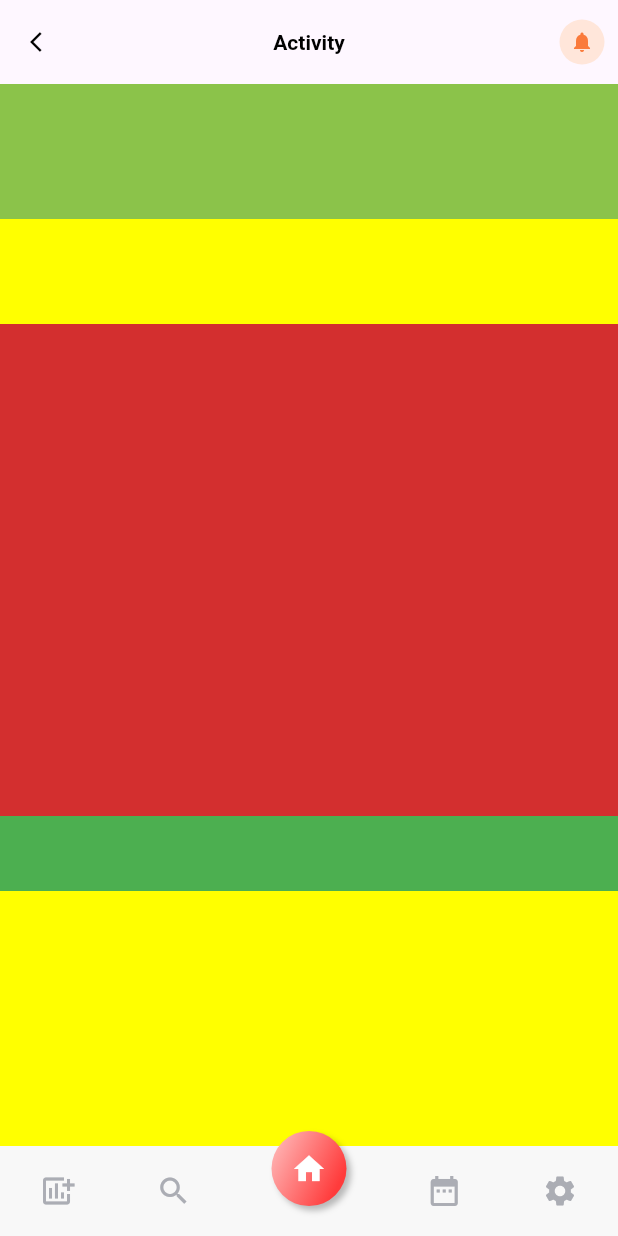
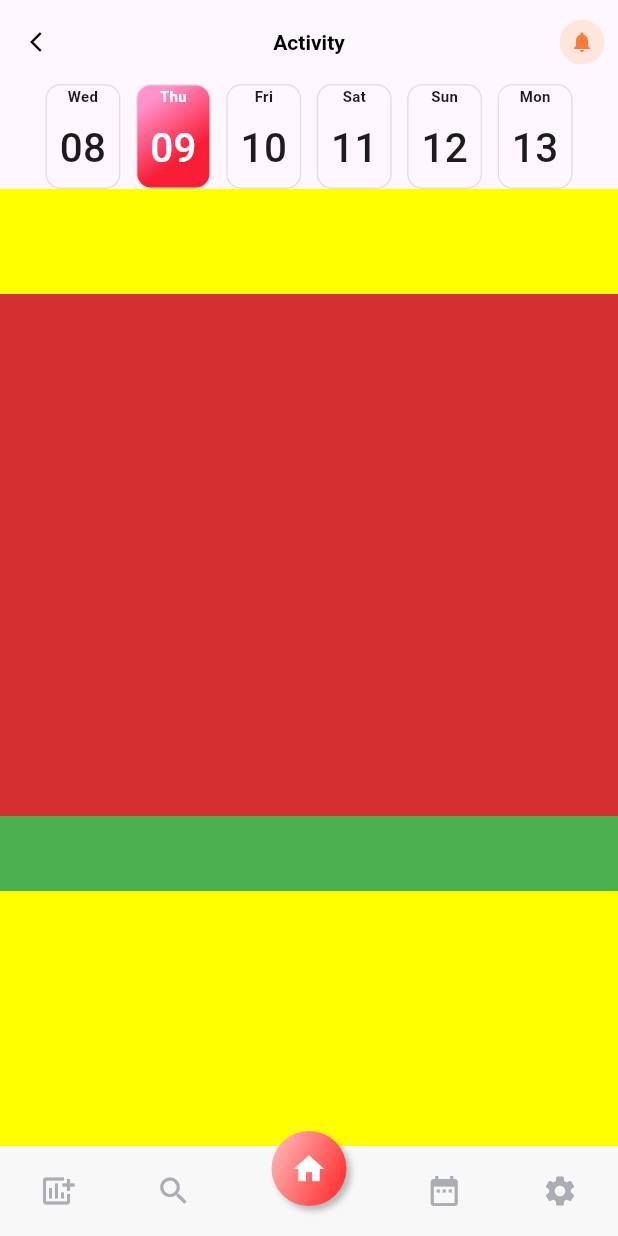
Before and after one commit to daracoo/fitness-tracker, a Flutter app: the screen it shows after launch, on a phone screen of 412 x 824 dp. Run offline on Flutter 3.47's test engine with Material 3 defaults, Android fonts, the phone set to English and light mode, and no system bars.

Commit message:
Add days of the week in 'Activity' Screen

```diff
--- /dev/null
+++ b/lib/helpers.dart
@@ -0,0 +1,9 @@
+final Map<int, String> daysOfWeek = {
+  1: 'Mon',
+  2: 'Tue',
+  3: 'Wed',
+  4: 'Thu',
+  5: 'Fri',
+  6: 'Sat',
+  7: 'Sun'
+};
--- a/lib/pages/details/widgets/dates.dart
+++ b/lib/pages/details/widgets/dates.dart
@@ -1,3 +1,4 @@
+import 'package:fitness_tracker/helpers.dart';
 import 'package:flutter/material.dart';
 
 class Dates extends StatelessWidget {
@@ -5,10 +6,58 @@ class Dates extends StatelessWidget {
 
   @override
   Widget build(BuildContext context) {
-    return Container(
-      width: double.infinity,
-      height: 90,
-      color: Colors.lightGreen
+    List<DateBox> dateBoxes = [];
+
+    DateTime date = DateTime.now();
+
+    for(int i=0;i<6;i++){
+      dateBoxes.add(DateBox(date: date, active: i == 1,));
+      date = date.add(Duration(days: 1));
+    }
+
+    return Padding(
+      padding: const EdgeInsets.symmetric(horizontal: 20),
+      child: Row(
+        mainAxisAlignment: MainAxisAlignment.spaceEvenly,
+        children: dateBoxes,
+      ),
     );
   }
 }
+
+class DateBox extends StatelessWidget {
+  final bool active;
+  final DateTime date;
+  const DateBox({
+    super.key, this.active=false, required this.date,
+  });
+
+  @override
+  Widget build(BuildContext context) {
+    return Container(
+      width: 50,
+      height: 70,
+      decoration: BoxDecoration(
+        gradient: active? LinearGradient(colors: [
+          Color(0xffff92cc),
+          Color(0xfff81e37)
+        ],
+        begin: Alignment.topCenter)
+          : null,
+        borderRadius: BorderRadius.circular(10),
+        border: Border.all(color: Color(0xffe1e1e1))
+      ),
+      child: DefaultTextStyle.merge(
+        style: active ? TextStyle(color: Colors.white) : null,
+        child: Column(
+          children: [
+            Text(daysOfWeek[date.weekday]!, style: TextStyle(fontSize: 10, fontWeight: FontWeight.bold),),
+            SizedBox(height: 8,),
+            Text(date.day.toString().padLeft(2, '0'), style: TextStyle(fontSize: 27, fontWeight: FontWeight.w500),),
+
+          ],
+        ),
+      ),
+    );
+  }
+}
```
